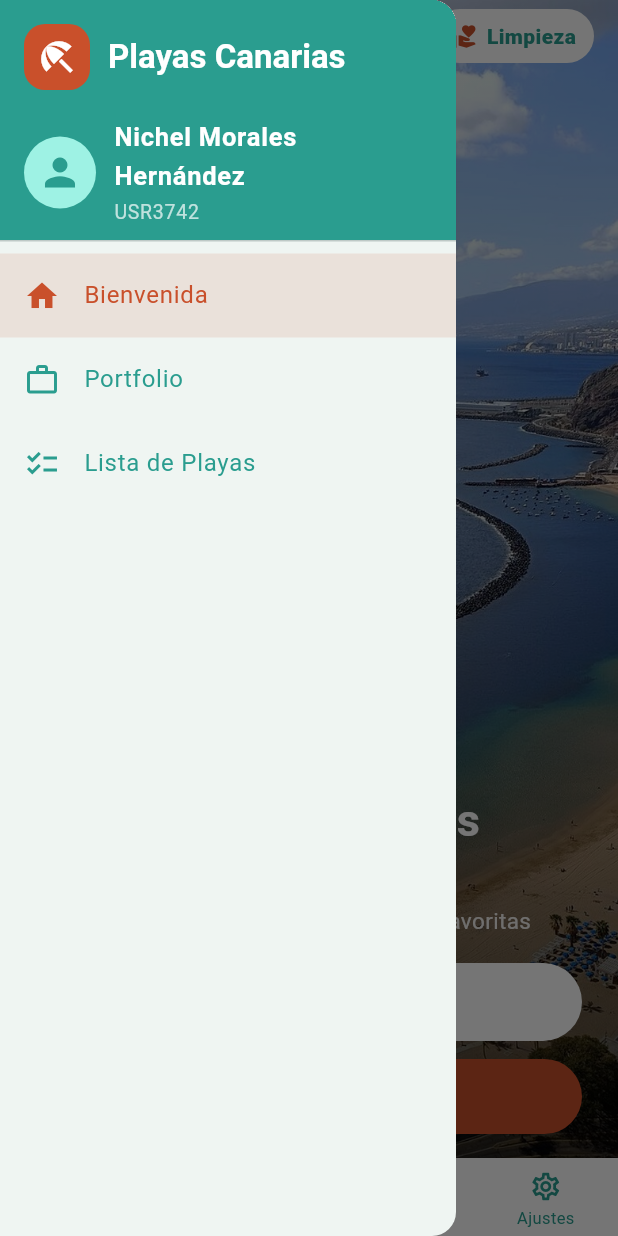
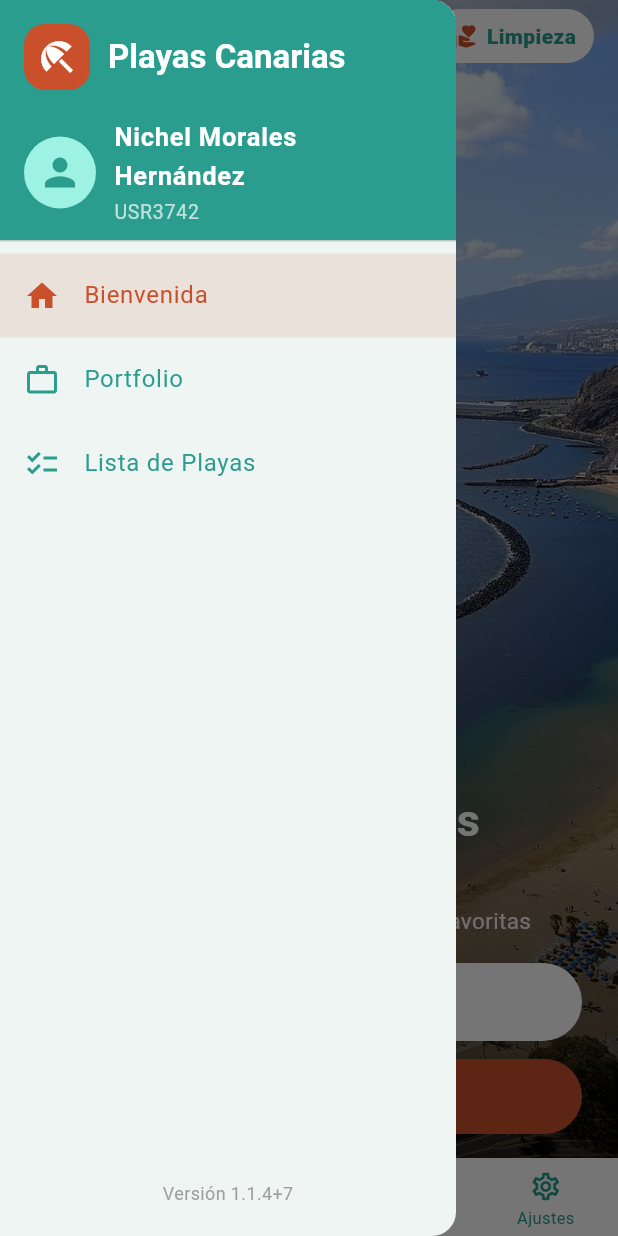
Before and after one commit to Catsandi06/PGL-P2-MyPortfolio, a Flutter app: the screen it shows after launch, with the side drawer open, on a phone screen of 412 x 824 dp. Run offline on Flutter 3.47's test engine with Material 3 defaults, Android fonts, the light colour scheme and no system bars; our stand-ins replace go_router, image_picker, qr_flutter; network calls fail.

Commit message:
feat: mostrar version en el drawer

```diff
--- a/lib/widgets/app_drawer.dart
+++ b/lib/widgets/app_drawer.dart
@@ -14,6 +14,9 @@ class AppDrawer extends StatelessWidget {
     final currentLocation = GoRouterState.of(context).uri.path;
 
     return Drawer(
+      child: Column(
+        children: [
+          Expanded(
             child: ListView(
               padding: EdgeInsets.zero,
               children: [
@@ -44,7 +47,8 @@ class AppDrawer extends StatelessWidget {
                               'Playas Canarias',
                               maxLines: 2,
                               overflow: TextOverflow.ellipsis,
-                        style: Theme.of(context).textTheme.titleLarge?.copyWith(
+                              style: Theme.of(context).textTheme.titleLarge
+                                  ?.copyWith(
                                     color: Colors.white,
                                     fontWeight: FontWeight.bold,
                                   ),
@@ -68,14 +72,18 @@ class AppDrawer extends StatelessWidget {
                                 fit: BoxFit.cover,
                                 // Si la imagen remota falla, mostramos un respaldo.
                                 errorBuilder: (context, error, stackTrace) =>
-                              const Icon(Icons.person, color: _teal, size: 30),
+                                    const Icon(
+                                      Icons.person,
+                                      color: _teal,
+                                      size: 30,
+                                    ),
                               ),
                             ),
                           ),
                           const SizedBox(width: 12),
                           // Flexible limita el texto al espacio restante del drawer.
-                    Flexible(
-                      child: const Column(
+                          const Flexible(
+                            child: Column(
                               crossAxisAlignment: CrossAxisAlignment.start,
                               children: [
                                 Text(
@@ -126,6 +134,16 @@ class AppDrawer extends StatelessWidget {
                 ),
               ],
             ),
+          ),
+          const Padding(
+            padding: EdgeInsets.fromLTRB(16, 8, 16, 20),
+            child: Text(
+              'Versión 1.1.4+7',
+              style: TextStyle(color: Colors.grey, fontSize: 12),
+            ),
+          ),
+        ],
+      ),
     );
   }
 }
```
Lines whose indentation alone changed are shown as unchanged.
